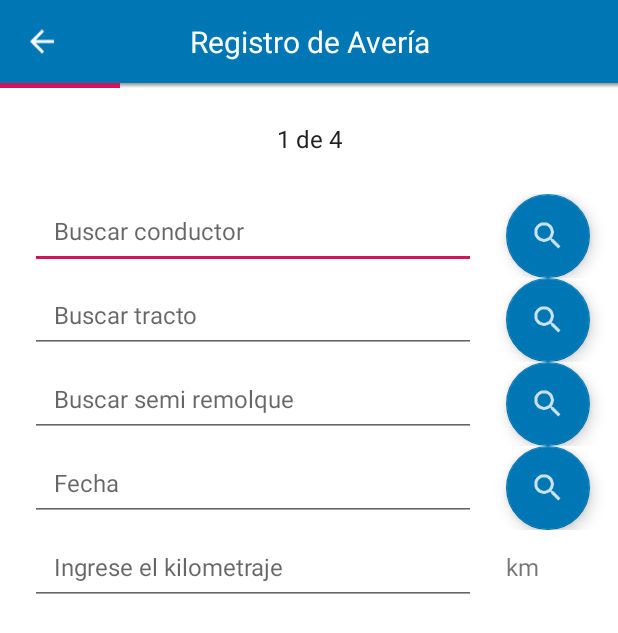
After one commit to bootavo/sgmv, an Android app: the layout activity_new_failure.xml on its own in the app's theme, with its tools: preview values and no code run, on a phone screen of 412 x 824 dp. The commit adds this screen. Shown: the top 633 px of the screen. Run offline under Robolectric (Android 15) with nearby library versions, the phone set to English and light mode, and no system bars.

Commit message:
before compileOptions

```diff
--- a/app/src/main/java/com/app/sgmv/sgmv/FailureActivity.java
+++ b/app/src/main/java/com/app/sgmv/sgmv/activities/FailureActivity.java
@@ -1,4 +1,4 @@
-package com.app.sgmv.sgmv;
+package com.app.sgmv.sgmv.activities;
 
 import android.content.Context;
 import android.os.Bundle;
@@ -13,6 +13,7 @@ import android.widget.ProgressBar;
 import android.widget.TextView;
 import android.widget.Toast;
 
+import com.app.sgmv.sgmv.R;
 import com.app.sgmv.sgmv.utilities.BaseActivity;
 import com.app.sgmv.sgmv.utilities.Constants;
 
--- a/app/src/main/java/com/app/sgmv/sgmv/LoginActivity.java
+++ b/app/src/main/java/com/app/sgmv/sgmv/activities/LoginActivity.java
@@ -1,7 +1,6 @@
-package com.app.sgmv.sgmv;
+package com.app.sgmv.sgmv.activities;
 
 import android.content.Context;
-import android.content.Intent;
 import android.graphics.BitmapFactory;
 import android.os.Bundle;
 import android.support.annotation.Nullable;
@@ -12,6 +11,7 @@ import android.widget.ImageView;
 import android.widget.TextView;
 import android.widget.Toast;
 
+import com.app.sgmv.sgmv.R;
 import com.app.sgmv.sgmv.apis.ApiRetrofitClient;
 import com.app.sgmv.sgmv.entities.LoginResponse;
 import com.app.sgmv.sgmv.entities.User;
@@ -47,7 +47,7 @@ public class LoginActivity extends BaseActivity{
     protected void onCreate(Bundle savedInstanceState) {
         super.onCreate(savedInstanceState);
         setContentView(R.layout.activity_login);
-        ButterKnife.bind(this);
+        initButterKinife();
         ctx = getApplicationContext();
 
         GlideApp
--- a/app/src/main/java/com/app/sgmv/sgmv/MainActivity.java
+++ b/app/src/main/java/com/app/sgmv/sgmv/activities/MainActivity.java
@@ -1,4 +1,4 @@
-package com.app.sgmv.sgmv;
+package com.app.sgmv.sgmv.activities;
 
 import android.content.Context;
 import android.support.annotation.Nullable;
@@ -9,6 +9,7 @@ import android.view.View;
 import android.widget.TextView;
 import android.widget.Toast;
 
+import com.app.sgmv.sgmv.R;
 import com.app.sgmv.sgmv.entities.LoginResponse;
 import com.app.sgmv.sgmv.utilities.BaseActivity;
 import com.app.sgmv.sgmv.utilities.Constants;
@@ -38,8 +39,8 @@ public class MainActivity extends BaseActivity {
     protected void onCreate(Bundle savedInstanceState) {
         super.onCreate(savedInstanceState);
         setContentView(R.layout.activity_main);
-        ButterKnife.bind(this);
         ctx = getApplicationContext();
+        initButterKinife();
         loadUserInfo();
     }
 
--- a/app/src/main/java/com/app/sgmv/sgmv/SubModulesActivity.java
+++ b/app/src/main/java/com/app/sgmv/sgmv/activities/SubModulesActivity.java
@@ -1,4 +1,4 @@
-package com.app.sgmv.sgmv;
+package com.app.sgmv.sgmv.activities;
 
 import android.content.Context;
 import android.os.Bundle;
@@ -10,6 +10,7 @@ import android.widget.ImageView;
 import android.widget.TextView;
 import android.widget.Toast;
 
+import com.app.sgmv.sgmv.R;
 import com.app.sgmv.sgmv.utilities.BaseActivity;
 import com.app.sgmv.sgmv.utilities.Constants;
 
@@ -37,7 +38,7 @@ public class SubModulesActivity extends BaseActivity{
     protected void onCreate(Bundle savedInstanceState) {
         super.onCreate(savedInstanceState);
         setContentView(R.layout.activity_sub_modules);
-        ButterKnife.bind(this);
+        initButterKinife();
         mBack.setOnClickListener(new View.OnClickListener() {
             @Override
             public void onClick(View v) {
@@ -65,6 +66,7 @@ public class SubModulesActivity extends BaseActivity{
                 switch (module){
                     case Constants.MAGNAMENT:
                         next(Constants.TAG_MODULE, Constants.FAILURE, FailureActivity.class, false);
+                        next(RegisterNewFailure.class, false);
                         break;
                     case Constants.REGISTER:
                         //
--- a/app/src/main/res/drawable-v24/toolbar_dropshadow_tab.xml
+++ b/app/src/main/res/drawable-v24/toolbar_dropshadow_tab.xml
@@ -1,8 +1,8 @@
 <shape xmlns:android="http://schemas.android.com/apk/res/android"
     android:shape="rectangle">
 
-    <gradient android:startColor="@color/colorPrimary"
-        android:endColor="@color/colorPrimary"
+    <gradient android:startColor="@color/colorAccent"
+        android:endColor="@color/colorAccent"
         android:angle="270"/>
 
 </shape>
--- /dev/null
+++ b/app/src/main/res/layout/activity_new_failure.xml
@@ -0,0 +1,262 @@
+<?xml version="1.0" encoding="utf-8"?>
+<RelativeLayout xmlns:android="http://schemas.android.com/apk/res/android"
+    xmlns:app="http://schemas.android.com/apk/res-auto"
+    xmlns:tools="http://schemas.android.com/tools"
+    android:layout_width="match_parent"
+    android:layout_height="match_parent"
+    xmlns:card_view="http://schemas.android.com/apk/res-auto"
+    android:fitsSystemWindows="true">
+
+    <ScrollView
+        android:layout_width="match_parent"
+        android:layout_height="match_parent"
+        android:fillViewport="true">
+
+        <LinearLayout
+            android:layout_width="match_parent"
+            android:layout_height="match_parent"
+            android:orientation="vertical">
+
+            <LinearLayout
+                android:layout_width="match_parent"
+                android:layout_height="@dimen/toolbar_height">
+
+                <RelativeLayout
+                    android:layout_width="match_parent"
+                    android:layout_height="match_parent"
+                    android:gravity="center_vertical"
+                    android:background="@color/colorPrimary">
+
+                    <ImageView
+                        android:id="@+id/iv_back"
+                        android:layout_width="wrap_content"
+                        android:layout_height="match_parent"
+                        android:src="@drawable/ic_arrow_back_white"
+                        android:text="Volver"
+                        android:textSize="@dimen/content"
+                        android:textColor="@color/secondary_text"
+                        android:textStyle="normal"
+                        android:paddingLeft="16dp"
+                        android:paddingRight="16dp"
+                        android:gravity="center_horizontal|center_vertical"
+                        android:layout_alignParentLeft="true"
+                        android:visibility="visible"/>
+
+                    <TextView
+                        android:id="@+id/tv_title_activity"
+                        android:layout_width="wrap_content"
+                        android:layout_height="match_parent"
+                        android:text="Registro de Avería"
+                        android:textSize="@dimen/title"
+                        android:textColor="@color/white"
+                        android:textStyle="normal"
+                        android:layout_centerHorizontal="true"
+                        android:gravity="center_horizontal|center_vertical"/>
+
+                    <TextView
+                        android:id="@+id/tv_next"
+                        android:layout_width="wrap_content"
+                        android:layout_height="match_parent"
+                        android:text="Siguiente"
+                        android:textColor="@color/secondary_text"
+                        android:textSize="@dimen/subtitle"
+                        android:textStyle="normal"
+                        android:layout_marginRight="16dp"
+                        android:layout_alignParentRight="true"
+                        android:visibility="invisible"
+                        android:paddingLeft="16dp"
+                        android:paddingRight="16dp"
+                        android:gravity="center_vertical"/>
+
+                </RelativeLayout>
+
+            </LinearLayout>
+
+            <FrameLayout
+                android:layout_width="match_parent"
+                android:layout_height="match_parent">
+
+                <LinearLayout
+                    android:layout_width="match_parent"
+                    android:layout_height="match_parent"
+                    android:orientation="vertical"
+                    android:background="@color/white">
+
+                    <TextView
+                        android:layout_width="match_parent"
+                        android:layout_height="wrap_content"
+                        android:text="1 de 4"
+                        android:layout_gravity="center_horizontal"
+                        android:gravity="center_horizontal"
+                        android:textSize="@dimen/subtitle"
+                        android:textStyle="normal"
+                        android:textColor="@color/primary_text"
+                        android:layout_marginTop="10dp"
+                        android:padding="16dp"/>
+
+                    <!-- FailureReport -->
+                    <LinearLayout
+                        android:layout_width="match_parent"
+                        android:layout_height="match_parent"
+                        android:orientation="vertical"
+                        android:layout_marginTop="10dp"
+                        android:layout_gravity="center_horizontal"
+                        android:gravity="center_horizontal">
+
+                        <!-- Driver -->
+                        <LinearLayout
+                            android:layout_width="match_parent"
+                            android:layout_height="wrap_content"
+                            android:orientation="horizontal"
+                            android:weightSum="5">
+
+                            <EditText
+                                android:layout_width="0dp"
+                                android:layout_height="50dp"
+                                android:layout_weight="4"
+                                android:textSize="@dimen/subtitle"
+                                android:paddingLeft="16dp"
+                                android:paddingRight="16dp"
+                                android:layout_marginLeft="20dp"
+                                android:layout_marginRight="20dp"
+                                android:hint="Buscar conductor"/>
+
+                            <android.support.design.widget.FloatingActionButton
+                                android:layout_width="0dp"
+                                android:layout_height="wrap_content"
+                                android:layout_weight="1"
+                                app:backgroundTint="@color/colorPrimary"
+                                android:src="@drawable/ic_search_menu"/>
+
+                        </LinearLayout>
+
+                        <!-- Tract -->
+                        <LinearLayout
+                            android:layout_width="match_parent"
+                            android:layout_height="wrap_content"
+                            android:orientation="horizontal"
+                            android:weightSum="5">
+
+                            <EditText
+                                android:layout_width="0dp"
+                                android:layout_height="50dp"
+                                android:layout_weight="4"
+                                android:textSize="@dimen/subtitle"
+                                android:paddingLeft="16dp"
+                                android:paddingRight="16dp"
+                                android:layout_marginLeft="20dp"
+                                android:layout_marginRight="20dp"
+                                android:hint="Buscar tracto"/>
+
+                            <android.support.design.widget.FloatingActionButton
+                                android:layout_width="0dp"
+                                android:layout_height="wrap_content"
+                                android:layout_weight="1"
+                                app:backgroundTint="@color/colorPrimary"
+                                android:src="@drawable/ic_search_menu"/>
+
+                        </LinearLayout>
+
+                        <!-- Semi Trailer -->
+                        <LinearLayout
+                            android:layout_width="match_parent"
+                            android:layout_height="wrap_content"
+                            android:orientation="horizontal"
+                            android:weightSum="5">
+
+                            <EditText
+                                android:layout_width="0dp"
+                                android:layout_height="50dp"
+                                android:layout_weight="4"
+                                android:textSize="@dimen/subtitle"
+                                android:paddingLeft="16dp"
+                                android:paddingRight="16dp"
+                                android:layout_marginLeft="20dp"
+                                android:layout_marginRight="20dp"
+                                android:hint="Buscar semi remolque"/>
+
+                            <android.support.design.widget.FloatingActionButton
+                                android:layout_width="0dp"
+                                android:layout_height="wrap_content"
+                                android:layout_weight="1"
+                                app:backgroundTint="@color/colorPrimary"
+                                android:src="@drawable/ic_search_menu"/>
+
+                        </LinearLayout>
+
+                        <!-- Date -->
+                        <LinearLayout
+                            android:layout_width="match_parent"
+                            android:layout_height="wrap_content"
+                            android:orientation="horizontal"
+                            android:weightSum="5">
+
+                            <EditText
+                                android:layout_width="0dp"
+                                android:layout_height="50dp"
+                                android:layout_weight="4"
+                                android:textSize="@dimen/subtitle"
+                                android:paddingLeft="16dp"
+                                android:paddingRight="16dp"
+                                android:layout_marginLeft="20dp"
+                                android:layout_marginRight="20dp"
+                                android:hint="Fecha"/>
+
+                            <android.support.design.widget.FloatingActionButton
+                                android:layout_width="0dp"
+                                android:layout_height="wrap_content"
+                                android:layout_weight="1"
+                                app:backgroundTint="@color/colorPrimary"
+                                android:src="@drawable/ic_search_menu"/>
+
+                        </LinearLayout>
+
+                        <!-- Mileage -->
+                        <LinearLayout
+                            android:layout_width="match_parent"
+                            android:layout_height="wrap_content"
+                            android:orientation="horizontal"
+                            android:weightSum="5">
+
+                            <EditText
+                                android:layout_width="0dp"
+                                android:layout_height="50dp"
+                                android:layout_weight="4"
+                                android:textSize="@dimen/subtitle"
+                                android:paddingLeft="16dp"
+                                android:paddingRight="16dp"
+                                android:layout_marginLeft="20dp"
+                                android:layout_marginRight="20dp"
+                                android:hint="Ingrese el kilometraje"/>
+
+                            <TextView
+                                android:layout_width="0dp"
+                                android:layout_height="50dp"
+                                android:layout_weight="1"
+                                android:textSize="@dimen/subtitle"
+                                android:text="km"/>
+
+                        </LinearLayout>
+
+                    </LinearLayout>
+                    <!-- -->
+
+                </LinearLayout>
+
+                <View android:layout_width="match_parent"
+                    android:layout_height="3dp"
+                    android:background="@drawable/toolbar_dropshadow"/>
+
+                <View
+                    android:id="@+id/v_tab"
+                    android:layout_width="80dp"
+                    android:layout_height="3dp"
+                    android:background="@drawable/toolbar_dropshadow_tab"/>
+
+            </FrameLayout>
+
+        </LinearLayout>
+
+    </ScrollView>
+
+</RelativeLayout>
```
Also changed, not shown: app/src/main/AndroidManifest.xml (+10 -4 lines), app/src/main/java/com/app/sgmv/sgmv/RegisterNewFailure.java (deleted, +0 -8 lines), app/src/main/java/com/app/sgmv/sgmv/activities/RegisterNewFailure.java (added, +46 -0 lines), app/src/main/java/com/app/sgmv/sgmv/listeners/OnDialogResult.java (added, +8 -0 lines), app/src/main/java/com/app/sgmv/sgmv/listeners/OnItemClickListener.java (added, +9 -0 lines), app/src/main/java/com/app/sgmv/sgmv/utilities/BaseActivity.java (+6 -1 lines), app/src/main/java/com/app/sgmv/sgmv/utilities/DateDialogUtils.java (added, +119 -0 lines), app/src/main/res/layout/activity_main.xml (+6 -15 lines), app/src/main/res/layout/activity_sub_modules.xml (+5 -13 lines), app/src/main/res/drawable-hdpi/bg_search.png (added), app/src/main/res/drawable-mdpi/bg_search.png (added), app/src/main/res/drawable-xhdpi/bg_search.png (added), app/src/main/res/drawable-xxhdpi/bg_search.png (added), app/src/main/res/drawable-xxxhdpi/bg_search.png (added).
